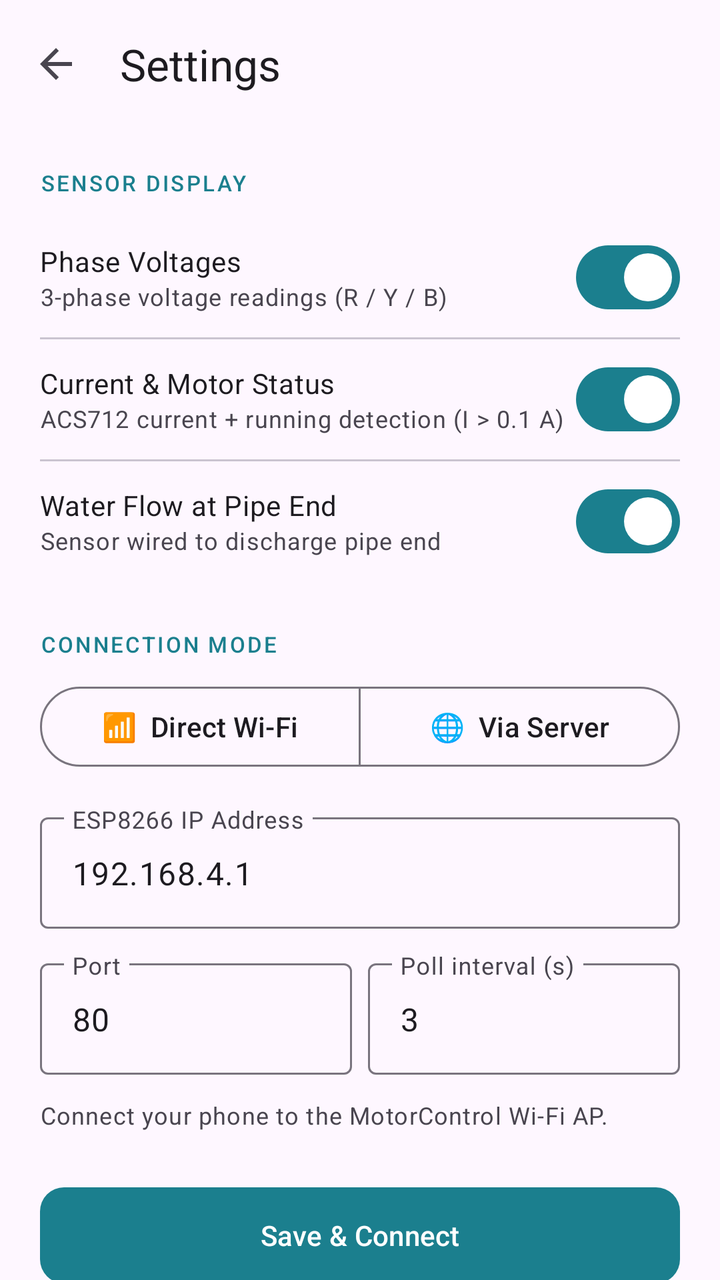
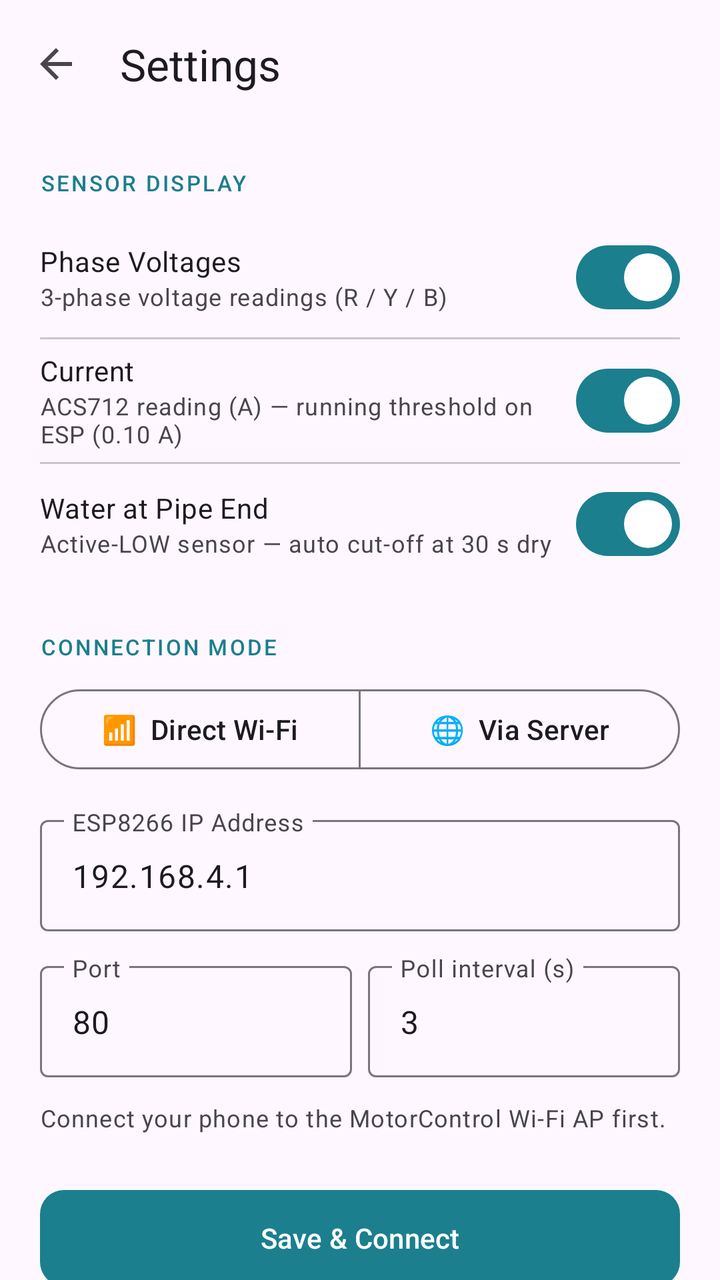

Screens rendered from an Android XML layout before and after an edit, with the pre-edit source and the edit as a unified diff.
<!-- AndroidManifest.xml: application theme Theme.MotorDrive -->
<!-- res/layout/fragment_settings.xml -->
<?xml version="1.0" encoding="utf-8"?>
<androidx.coordinatorlayout.widget.CoordinatorLayout
    xmlns:android="http://schemas.android.com/apk/res/android"
    xmlns:app="http://schemas.android.com/apk/res-auto"
    android:layout_width="match_parent"
    android:layout_height="match_parent"
    android:background="?attr/colorSurface">

    <com.google.android.material.appbar.AppBarLayout
        android:id="@+id/appBarLayout"
        android:layout_width="match_parent"
        android:layout_height="wrap_content">

        <com.google.android.material.appbar.MaterialToolbar
            android:id="@+id/toolbar"
            android:layout_width="match_parent"
            android:layout_height="?attr/actionBarSize"
            app:title="Settings"
            app:navigationIcon="@drawable/ic_arrow_back" />
    </com.google.android.material.appbar.AppBarLayout>

    <androidx.core.widget.NestedScrollView
        android:layout_width="match_parent"
        android:layout_height="match_parent"
        app:layout_behavior="@string/appbar_scrolling_view_behavior">

        <LinearLayout
            android:layout_width="match_parent"
            android:layout_height="wrap_content"
            android:orientation="vertical"
            android:padding="20dp">

            
            
            
            
            <LinearLayout
                android:id="@+id/sensorDisplaySection"
                android:layout_width="match_parent"
                android:layout_height="wrap_content"
                android:orientation="vertical"
                android:layout_marginBottom="24dp">

                <TextView
                    android:layout_width="match_parent"
                    android:layout_height="wrap_content"
                    android:text="SENSOR DISPLAY"
                    android:textAppearance="?attr/textAppearanceLabelSmall"
                    android:textColor="?attr/colorPrimary"
                    android:letterSpacing="0.1"
                    android:layout_marginBottom="10dp" />

                
                <LinearLayout
                    android:id="@+id/sensorVoltageRow"
                    android:layout_width="match_parent"
                    android:layout_height="wrap_content"
                    android:orientation="horizontal"
                    android:gravity="center_vertical"
                    android:paddingVertical="6dp">

                    <LinearLayout
                        android:layout_width="0dp"
                        android:layout_height="wrap_content"
                        android:layout_weight="1"
                        android:orientation="vertical">

                        <TextView
                            android:layout_width="wrap_content"
                            android:layout_height="wrap_content"
                            android:text="Phase Voltages"
                            android:textAppearance="?attr/textAppearanceBodyMedium" />

                        <TextView
                            android:layout_width="wrap_content"
                            android:layout_height="wrap_content"
                            android:text="3-phase voltage readings (R / Y / B)"
                            android:textAppearance="?attr/textAppearanceBodySmall"
                            android:textColor="?attr/colorOnSurfaceVariant" />
                    </LinearLayout>

                    <com.google.android.material.materialswitch.MaterialSwitch
                        android:id="@+id/switchShowVoltage"
                        android:layout_width="wrap_content"
                        android:layout_height="wrap_content"
                        android:checked="true" />
                </LinearLayout>

                <com.google.android.material.divider.MaterialDivider
                    android:layout_width="match_parent"
                    android:layout_height="1dp" />

                
                <LinearLayout
                    android:id="@+id/sensorCurrentRow"
                    android:layout_width="match_parent"
                    android:layout_height="wrap_content"
                    android:orientation="horizontal"
                    android:gravity="center_vertical"
                    android:paddingVertical="6dp">

                    <LinearLayout
                        android:layout_width="0dp"
                        android:layout_height="wrap_content"
                        android:layout_weight="1"
                        android:orientation="vertical">

                        <TextView
                            android:layout_width="wrap_content"
                            android:layout_height="wrap_content"
                            android:text="Current &amp; Motor Status"
                            android:textAppearance="?attr/textAppearanceBodyMedium" />

                        <TextView
                            android:layout_width="wrap_content"
                            android:layout_height="wrap_content"
                            android:text="ACS712 current + running detection (I &gt; 0.1 A)"
                            android:textAppearance="?attr/textAppearanceBodySmall"
                            android:textColor="?attr/colorOnSurfaceVariant" />
                    </LinearLayout>

                    <com.google.android.material.materialswitch.MaterialSwitch
                        android:id="@+id/switchShowCurrent"
                        android:layout_width="wrap_content"
                        android:layout_height="wrap_content"
                        android:checked="true" />
                </LinearLayout>

                <com.google.android.material.divider.MaterialDivider
                    android:layout_width="match_parent"
                    android:layout_height="1dp" />

                
                <LinearLayout
                    android:id="@+id/sensorWaterRow"
                    android:layout_width="match_parent"
                    android:layout_height="wrap_content"
                    android:orientation="horizontal"
                    android:gravity="center_vertical"
                    android:paddingVertical="6dp">

                    <LinearLayout
                        android:layout_width="0dp"
                        android:layout_height="wrap_content"
                        android:layout_weight="1"
                        android:orientation="vertical">

                        <TextView
                            android:layout_width="wrap_content"
                            android:layout_height="wrap_content"
                            android:text="Water Flow at Pipe End"
                            android:textAppearance="?attr/textAppearanceBodyMedium" />

                        <TextView
                            android:layout_width="wrap_content"
                            android:layout_height="wrap_content"
                            android:text="Sensor wired to discharge pipe end"
                            android:textAppearance="?attr/textAppearanceBodySmall"
                            android:textColor="?attr/colorOnSurfaceVariant" />
                    </LinearLayout>

                    <com.google.android.material.materialswitch.MaterialSwitch
                        android:id="@+id/switchShowWater"
                        android:layout_width="wrap_content"
                        android:layout_height="wrap_content"
                        android:checked="true" />
                </LinearLayout>
            </LinearLayout>

            
            
            
            <TextView
                android:layout_width="match_parent"
                android:layout_height="wrap_content"
                android:text="CONNECTION MODE"
                android:textAppearance="?attr/textAppearanceLabelSmall"
                android:textColor="?attr/colorPrimary"
                android:letterSpacing="0.1"
                android:layout_marginBottom="10dp" />

            <com.google.android.material.button.MaterialButtonToggleGroup
                android:id="@+id/toggleConnectionMode"
                android:layout_width="match_parent"
                android:layout_height="wrap_content"
                android:layout_marginBottom="16dp"
                app:singleSelection="true"
                app:selectionRequired="true">

                <com.google.android.material.button.MaterialButton
                    android:id="@+id/btnDirectWifi"
                    android:layout_width="0dp"
                    android:layout_height="wrap_content"
                    android:layout_weight="1"
                    android:text="📶  Direct Wi-Fi"
                    style="@style/Widget.Material3.Button.OutlinedButton" />

                <com.google.android.material.button.MaterialButton
                    android:id="@+id/btnServerMode"
                    android:layout_width="0dp"
                    android:layout_height="wrap_content"
                    android:layout_weight="1"
                    android:text="🌐  Via Server"
                    style="@style/Widget.Material3.Button.OutlinedButton" />
            </com.google.android.material.button.MaterialButtonToggleGroup>

            
            <LinearLayout
                android:id="@+id/directWifiSection"
                android:layout_width="match_parent"
                android:layout_height="wrap_content"
                android:orientation="vertical">

                <com.google.android.material.textfield.TextInputLayout
                    android:id="@+id/ipLayout"
                    android:layout_width="match_parent"
                    android:layout_height="wrap_content"
                    android:hint="ESP8266 IP Address"
                    android:layout_marginBottom="12dp"
                    style="@style/Widget.Material3.TextInputLayout.OutlinedBox">
                    <com.google.android.material.textfield.TextInputEditText
                        android:id="@+id/editIp"
                        android:layout_width="match_parent"
                        android:layout_height="wrap_content"
                        android:inputType="text"
                        android:imeOptions="actionNext"
                        android:text="192.168.4.1" />
                </com.google.android.material.textfield.TextInputLayout>

                <LinearLayout
                    android:layout_width="match_parent"
                    android:layout_height="wrap_content"
                    android:orientation="horizontal"
                    android:layout_marginBottom="12dp">

                    <com.google.android.material.textfield.TextInputLayout
                        android:layout_width="0dp"
                        android:layout_height="wrap_content"
                        android:layout_weight="1"
                        android:layout_marginEnd="8dp"
                        android:hint="Port"
                        style="@style/Widget.Material3.TextInputLayout.OutlinedBox">
                        <com.google.android.material.textfield.TextInputEditText
                            android:id="@+id/editPort"
                            android:layout_width="match_parent"
                            android:layout_height="wrap_content"
                            android:inputType="number"
                            android:text="80" />
                    </com.google.android.material.textfield.TextInputLayout>

                    <com.google.android.material.textfield.TextInputLayout
                        android:layout_width="0dp"
                        android:layout_height="wrap_content"
                        android:layout_weight="1"
                        android:hint="Poll interval (s)"
                        style="@style/Widget.Material3.TextInputLayout.OutlinedBox">
                        <com.google.android.material.textfield.TextInputEditText
                            android:id="@+id/editPollInterval"
                            android:layout_width="match_parent"
                            android:layout_height="wrap_content"
                            android:inputType="number"
                            android:text="3" />
                    </com.google.android.material.textfield.TextInputLayout>
                </LinearLayout>

                <TextView
                    android:layout_width="match_parent"
                    android:layout_height="wrap_content"
                    android:text="Connect your phone to the MotorControl Wi-Fi AP."
                    android:textAppearance="?attr/textAppearanceBodySmall"
                    android:textColor="?attr/colorOnSurfaceVariant"
                    android:layout_marginBottom="16dp" />
            </LinearLayout>

            
            <LinearLayout
                android:id="@+id/serverSection"
                android:layout_width="match_parent"
                android:layout_height="wrap_content"
                android:orientation="vertical"
                android:visibility="gone">

                <com.google.android.material.textfield.TextInputLayout
                    android:id="@+id/serverUrlLayout"
                    android:layout_width="match_parent"
                    android:layout_height="wrap_content"
                    android:hint="Server URL  (e.g. http://yourserver.com:8080)"
                    android:layout_marginBottom="12dp"
                    style="@style/Widget.Material3.TextInputLayout.OutlinedBox">
                    <com.google.android.material.textfield.TextInputEditText
                        android:id="@+id/editServerUrl"
                        android:layout_width="match_parent"
                        android:layout_height="wrap_content"
                        android:inputType="textUri"
                        android:imeOptions="actionDone" />
                </com.google.android.material.textfield.TextInputLayout>

                <TextView
                    android:layout_width="match_parent"
                    android:layout_height="wrap_content"
                    android:text="ESP8266 connects to home Wi-Fi and forwards data to your server."
                    android:textAppearance="?attr/textAppearanceBodySmall"
                    android:textColor="?attr/colorOnSurfaceVariant"
                    android:layout_marginBottom="16dp" />
            </LinearLayout>

            
            <com.google.android.material.button.MaterialButton
                android:id="@+id/btnSave"
                android:layout_width="match_parent"
                android:layout_height="56dp"
                android:text="Save &amp; Connect"
                android:layout_marginTop="8dp"
                app:cornerRadius="12dp"
                style="@style/Widget.Material3.Button" />

        </LinearLayout>
    </androidx.core.widget.NestedScrollView>
</androidx.coordinatorlayout.widget.CoordinatorLayout>
<!-- resources referenced by this layout -->
<resources>
  <!-- drawable ic_arrow_back (drawable) -->
  <vector xmlns:android="http://schemas.android.com/apk/res/android"
      android:width="24dp" android:height="24dp"
      android:viewportWidth="24" android:viewportHeight="24"
      android:tint="?attr/colorControlNormal">
    <path android:fillColor="@android:color/white"
      android:pathData="M20,11H7.83l5.59,-5.59L12,4l-8,8 8,8 1.41,-1.41L7.83,13H20v-2z"/>
  </vector>
  <style name="Theme.MotorDrive" parent="Theme.Material3.DayNight.NoActionBar">
          <item name="colorPrimary">@color/md_theme_seed</item>
          <item name="colorOnPrimary">#FFFFFF</item>
          <item name="colorPrimaryContainer">#CBE9ED</item>
          <item name="colorOnPrimaryContainer">#001F26</item>
          <item name="colorSecondary">#1A3A5C</item>
          <item name="colorOnSecondary">#FFFFFF</item>
          
          <item name="android:statusBarColor">@android:color/transparent</item>
          <item name="android:navigationBarColor">?attr/colorSurface</item>
          <item name="android:windowLightStatusBar">false</item>
      </style>
  <color name="md_theme_seed">#1B7F8E</color>
</resources>

<!-- the commit's change to res/layout/fragment_settings.xml (unified diff, before → after) -->
@@ -33,7 +33,6 @@
             
             
             
-            
             <LinearLayout
                 android:id="@+id/sensorDisplaySection"
                 android:layout_width="match_parent"
@@ -108,13 +107,13 @@
                         <TextView
                             android:layout_width="wrap_content"
                             android:layout_height="wrap_content"
-                            android:text="Current &amp; Motor Status"
+                            android:text="Current"
                             android:textAppearance="?attr/textAppearanceBodyMedium" />
 
                         <TextView
                             android:layout_width="wrap_content"
                             android:layout_height="wrap_content"
-                            android:text="ACS712 current + running detection (I &gt; 0.1 A)"
+                            android:text="ACS712 reading (A) — running threshold on ESP (0.10 A)"
                             android:textAppearance="?attr/textAppearanceBodySmall"
                             android:textColor="?attr/colorOnSurfaceVariant" />
                     </LinearLayout>
@@ -148,13 +147,13 @@
                         <TextView
                             android:layout_width="wrap_content"
                             android:layout_height="wrap_content"
-                            android:text="Water Flow at Pipe End"
+                            android:text="Water at Pipe End"
                             android:textAppearance="?attr/textAppearanceBodyMedium" />
 
                         <TextView
                             android:layout_width="wrap_content"
                             android:layout_height="wrap_content"
-                            android:text="Sensor wired to discharge pipe end"
+                            android:text="Active-LOW sensor — auto cut-off at 30 s dry"
                             android:textAppearance="?attr/textAppearanceBodySmall"
                             android:textColor="?attr/colorOnSurfaceVariant" />
                     </LinearLayout>
@@ -266,7 +265,7 @@
                 <TextView
                     android:layout_width="match_parent"
                     android:layout_height="wrap_content"
-                    android:text="Connect your phone to the MotorControl Wi-Fi AP."
+                    android:text="Connect your phone to the MotorControl Wi-Fi AP first."
                     android:textAppearance="?attr/textAppearanceBodySmall"
                     android:textColor="?attr/colorOnSurfaceVariant"
                     android:layout_marginBottom="16dp" />
@@ -314,6 +313,182 @@
                 app:cornerRadius="12dp"
                 style="@style/Widget.Material3.Button" />
 
+            
+            
+            
+            
+            
+
+            <TextView
+                android:layout_width="match_parent"
+                android:layout_height="wrap_content"
+                android:text="DIAGNOSTICS"
+                android:textAppearance="?attr/textAppearanceLabelSmall"
+                android:textColor="?attr/colorPrimary"
+                android:letterSpacing="0.1"
+                android:layout_marginTop="28dp"
+                android:layout_marginBottom="10dp" />
+
+            
+            <com.google.android.material.card.MaterialCardView
+                android:layout_width="match_parent"
+                android:layout_height="wrap_content"
+                app:cardElevation="2dp"
+                app:cardCornerRadius="12dp"
+                android:layout_marginBottom="16dp">
+
+                <LinearLayout
+                    android:layout_width="match_parent"
+                    android:layout_height="wrap_content"
+                    android:orientation="vertical"
+                    android:padding="12dp">
+
+                    
+                    <LinearLayout
+                        android:layout_width="match_parent"
+                        android:layout_height="wrap_content"
+                        android:orientation="horizontal"
+                        android:gravity="center_vertical"
+                        android:layout_marginBottom="8dp">
+
+                        <TextView
+                            android:layout_width="0dp"
+                            android:layout_height="wrap_content"
+                            android:layout_weight="1"
+                            android:text="📟  Serial Monitor"
+                            android:textAppearance="?attr/textAppearanceTitleSmall" />
+
+                        <com.google.android.material.button.MaterialButton
+                            android:id="@+id/btnRefreshSerial"
+                            android:layout_width="wrap_content"
+                            android:layout_height="36dp"
+                            android:text="Refresh"
+                            android:textSize="12sp"
+                            android:layout_marginEnd="6dp"
+                            app:cornerRadius="8dp"
+                            style="@style/Widget.Material3.Button.TonalButton" />
+
+                        <com.google.android.material.button.MaterialButton
+                            android:id="@+id/btnClearSerial"
+                            android:layout_width="wrap_content"
+                            android:layout_height="36dp"
+                            android:text="Clear"
+                            android:textSize="12sp"
+                            app:cornerRadius="8dp"
+                            style="@style/Widget.Material3.Button.OutlinedButton" />
+                    </LinearLayout>
+
+                    
+                    <ScrollView
+                        android:id="@+id/serialScrollView"
+                        android:layout_width="match_parent"
+                        android:layout_height="200dp"
+                        android:fillViewport="true">
+
+                        <TextView
+                            android:id="@+id/serialTerminalText"
+                            android:layout_width="match_parent"
+                            android:layout_height="wrap_content"
+                            android:padding="10dp"
+                            android:text="— tap Refresh to fetch ESP log —"
+                            android:fontFamily="monospace"
+                            android:textSize="11sp"
+                            android:textColor="@color/terminal_text"
+                            android:background="@color/terminal_bg"
+                            android:lineSpacingExtra="3dp"
+                            android:textIsSelectable="true" />
+                    </ScrollView>
+
+                    <TextView
+                        android:layout_width="match_parent"
+                        android:layout_height="wrap_content"
+                        android:text="ESP serial output via GET /api/logs (sender + receiver logs combined)."
+                        android:textAppearance="?attr/textAppearanceBodySmall"
+                        android:textColor="?attr/colorOnSurfaceVariant"
+                        android:layout_marginTop="6dp" />
+                </LinearLayout>
+            </com.google.android.material.card.MaterialCardView>
+
+            
+            <com.google.android.material.card.MaterialCardView
+                android:layout_width="match_parent"
+                android:layout_height="wrap_content"
+                app:cardElevation="2dp"
+                app:cardCornerRadius="12dp"
+                android:layout_marginBottom="32dp">
+
+                <LinearLayout
+                    android:layout_width="match_parent"
+                    android:layout_height="wrap_content"
+                    android:orientation="vertical"
+                    android:padding="12dp">
+
+                    
+                    <LinearLayout
+                        android:layout_width="match_parent"
+                        android:layout_height="wrap_content"
+                        android:orientation="horizontal"
+                        android:gravity="center_vertical"
+                        android:layout_marginBottom="8dp">
+
+                        <TextView
+                            android:layout_width="0dp"
+                            android:layout_height="wrap_content"
+                            android:layout_weight="1"
+                            android:text="🗒  App Logcat"
+                            android:textAppearance="?attr/textAppearanceTitleSmall" />
+
+                        <com.google.android.material.button.MaterialButton
+                            android:id="@+id/btnExportLogcat"
+                            android:layout_width="wrap_content"
+                            android:layout_height="36dp"
+                            android:text="Export"
+                            android:textSize="12sp"
+                            android:layout_marginEnd="6dp"
+                            app:cornerRadius="8dp"
+                            style="@style/Widget.Material3.Button.TonalButton" />
+
+                        <com.google.android.material.button.MaterialButton
+                            android:id="@+id/btnClearLogcat"
+                            android:layout_width="wrap_content"
+                            android:layout_height="36dp"
+                            android:text="Clear"
+                            android:textSize="12sp"
+                            app:cornerRadius="8dp"
+                            style="@style/Widget.Material3.Button.OutlinedButton" />
+                    </LinearLayout>
+
+                    
+                    <ScrollView
+                        android:id="@+id/logcatScrollView"
+                        android:layout_width="match_parent"
+                        android:layout_height="200dp"
+                        android:fillViewport="true">
+
+                        <TextView
+                            android:id="@+id/logcatText"
+                            android:layout_width="match_parent"
+                            android:layout_height="wrap_content"
+                            android:padding="10dp"
+                            android:text="— no events yet —"
+                            android:fontFamily="monospace"
+                            android:textSize="11sp"
+                            android:textColor="@color/terminal_text"
+                            android:background="@color/terminal_bg"
+                            android:lineSpacingExtra="3dp"
+                            android:textIsSelectable="true" />
+                    </ScrollView>
+
+                    <TextView
+                        android:layout_width="match_parent"
+                        android:layout_height="wrap_content"
+                        android:text="App events: connection, commands, sensor state changes. Export shares as text."
+                        android:textAppearance="?attr/textAppearanceBodySmall"
+                        android:textColor="?attr/colorOnSurfaceVariant"
+                        android:layout_marginTop="6dp" />
+                </LinearLayout>
+            </com.google.android.material.card.MaterialCardView>
+
         </LinearLayout>
     </androidx.core.widget.NestedScrollView>
 </androidx.coordinatorlayout.widget.CoordinatorLayout>
